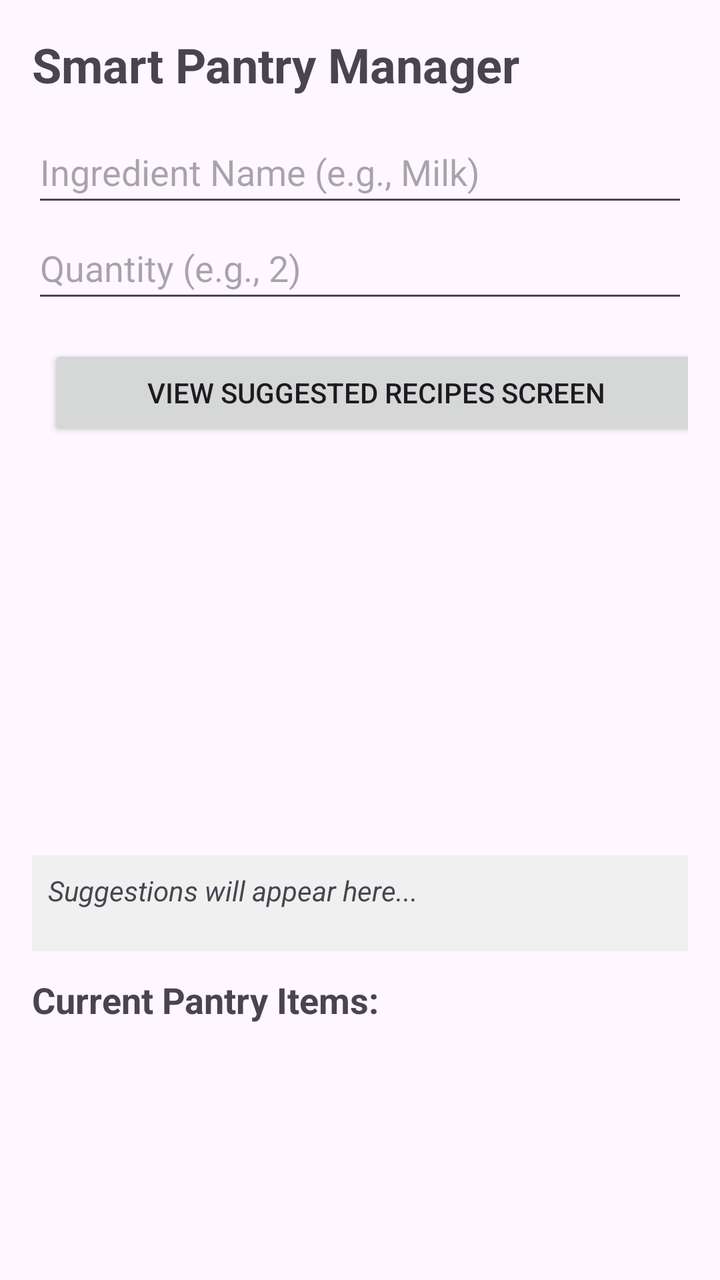
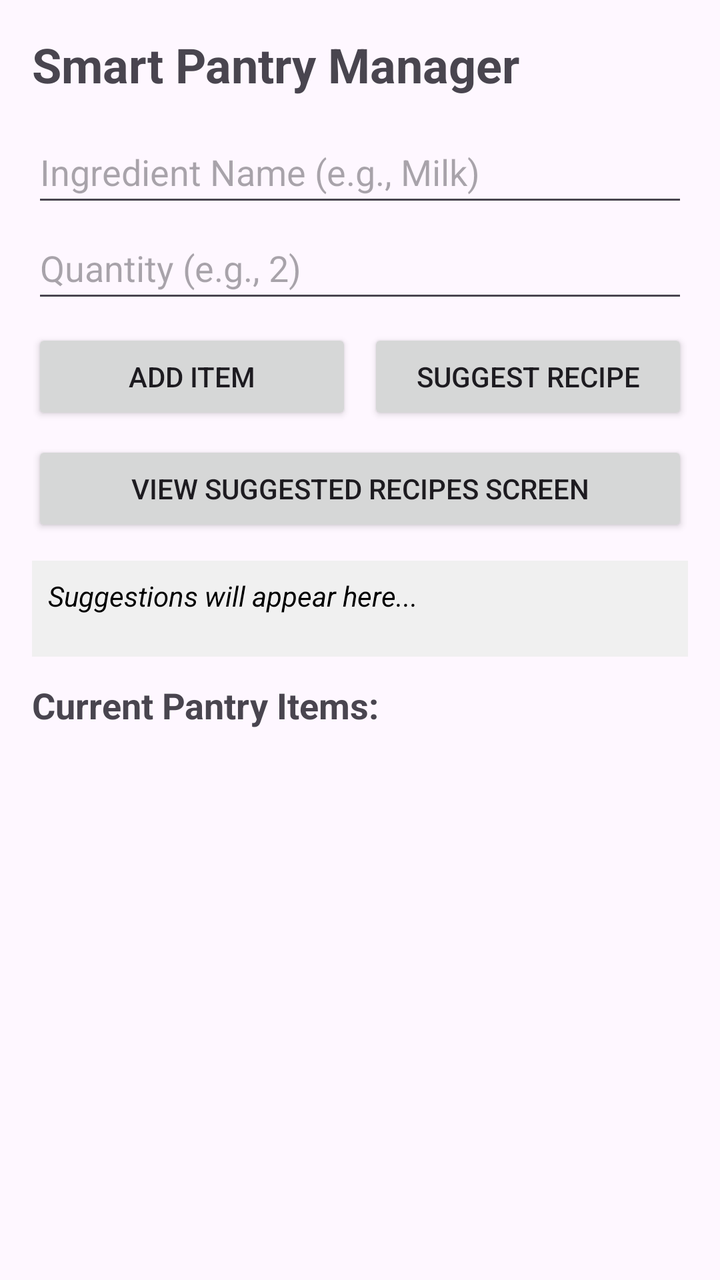

An Android layout rendered at two revisions. The XML below is the earlier revision; the diff shows what the commit changed to produce the second picture.
<!-- AndroidManifest.xml: application theme Theme.MyApplication -->
<!-- res/layout/activity_main.xml -->
<?xml version="1.0" encoding="utf-8"?>
<LinearLayout xmlns:android="http://schemas.android.com/apk/res/android"
    xmlns:tools="http://schemas.android.com/tools"
    android:layout_width="match_parent"
    android:layout_height="match_parent"
    android:orientation="vertical"
    android:padding="16dp"
    tools:ignore="HardcodedText,Autofill,ButtonStyle">

    <TextView
        android:layout_width="wrap_content"
        android:layout_height="wrap_content"
        android:text="Smart Pantry Manager"
        android:textSize="24sp"
        android:textStyle="bold"
        android:layout_marginBottom="12dp" />

    <EditText
        android:id="@+id/etIngredientName"
        android:layout_width="match_parent"
        android:layout_height="wrap_content"
        android:minHeight="48dp"
        android:hint="Ingredient Name (e.g., Milk)"
        android:inputType="text" />

    <EditText
        android:id="@+id/etQuantity"
        android:layout_width="match_parent"
        android:layout_height="wrap_content"
        android:minHeight="48dp"
        android:hint="Quantity (e.g., 2)"
        android:inputType="number"
        android:layout_marginBottom="8dp" />

    <LinearLayout
        android:layout_width="match_parent"
        android:layout_height="wrap_content"
        android:orientation="horizontal"
        android:layout_marginBottom="12dp">

        <Button
            android:id="@+id/btnAdd"
            android:layout_width="0dp"
            android:layout_height="wrap_content"
            android:minHeight="48dp"
            android:layout_weight="1"
            android:layout_marginEnd="4dp"
            android:text="Add Item" />

        <Button
            android:id="@+id/btnSuggestRecipe"
            android:layout_width="0dp"
            android:layout_height="wrap_content"
            android:minHeight="48dp"
            android:layout_weight="1"
            android:layout_marginStart="4dp"
            android:text="Suggest Recipe" />
        <Button
            android:id="@+id/btnSuggestedRecipes"
            android:layout_width="match_parent"
            android:layout_height="wrap_content"
            android:text="View Suggested Recipes Screen"
            android:layout_marginTop="8dp" />
    </LinearLayout>

    <TextView
        android:id="@+id/tvRecipeSuggestion"
        android:layout_width="match_parent"
        android:layout_height="wrap_content"
        android:minHeight="48dp"
        android:text="Suggestions will appear here..."
        android:textSize="14sp"
        android:textStyle="italic"
        android:padding="8dp"
        android:background="#F0F0F0"
        android:layout_marginBottom="12dp" />

    <TextView
        android:layout_width="wrap_content"
        android:layout_height="wrap_content"
        android:text="Current Pantry Items:"
        android:textSize="18sp"
        android:textStyle="bold"
        android:layout_marginBottom="8dp" />

    <ListView
        android:id="@+id/lvPantry"
        android:layout_width="match_parent"
        android:layout_height="0dp"
        android:layout_weight="1" />

</LinearLayout>
<!-- resources referenced by this layout -->
<resources>
  <style name="Theme.MyApplication" parent="Base.Theme.MyApplication" />
  <style name="Base.Theme.MyApplication" parent="Theme.Material3.DayNight.NoActionBar">
          
          
      </style>
</resources>

<!-- the commit's change to res/layout/activity_main.xml (unified diff, before → after) -->
@@ -1,92 +1,102 @@
 <?xml version="1.0" encoding="utf-8"?>
-<LinearLayout xmlns:android="http://schemas.android.com/apk/res/android"
+<ScrollView xmlns:android="http://schemas.android.com/apk/res/android"
     xmlns:tools="http://schemas.android.com/tools"
     android:layout_width="match_parent"
     android:layout_height="match_parent"
-    android:orientation="vertical"
-    android:padding="16dp"
-    tools:ignore="HardcodedText,Autofill,ButtonStyle">
-
-    <TextView
-        android:layout_width="wrap_content"
-        android:layout_height="wrap_content"
-        android:text="Smart Pantry Manager"
-        android:textSize="24sp"
-        android:textStyle="bold"
-        android:layout_marginBottom="12dp" />
-
-    <EditText
-        android:id="@+id/etIngredientName"
-        android:layout_width="match_parent"
-        android:layout_height="wrap_content"
-        android:minHeight="48dp"
-        android:hint="Ingredient Name (e.g., Milk)"
-        android:inputType="text" />
-
-    <EditText
-        android:id="@+id/etQuantity"
-        android:layout_width="match_parent"
-        android:layout_height="wrap_content"
-        android:minHeight="48dp"
-        android:hint="Quantity (e.g., 2)"
-        android:inputType="number"
-        android:layout_marginBottom="8dp" />
+    android:fillViewport="true">
 
     <LinearLayout
         android:layout_width="match_parent"
         android:layout_height="wrap_content"
-        android:orientation="horizontal"
-        android:layout_marginBottom="12dp">
+        android:orientation="vertical"
+        android:padding="16dp"
+        tools:ignore="HardcodedText,Autofill,ButtonStyle">
 
-        <Button
-            android:id="@+id/btnAdd"
-            android:layout_width="0dp"
+        <TextView
+            android:layout_width="wrap_content"
+            android:layout_height="wrap_content"
+            android:text="Smart Pantry Manager"
+            android:textSize="24sp"
+            android:textStyle="bold"
+            android:layout_marginBottom="12dp" />
+
+        <EditText
+            android:id="@+id/etIngredientName"
+            android:layout_width="match_parent"
             android:layout_height="wrap_content"
             android:minHeight="48dp"
-            android:layout_weight="1"
-            android:layout_marginEnd="4dp"
-            android:text="Add Item" />
+            android:hint="Ingredient Name (e.g., Milk)"
+            android:inputType="text" />
 
-        <Button
-            android:id="@+id/btnSuggestRecipe"
-            android:layout_width="0dp"
+        <EditText
+            android:id="@+id/etQuantity"
+            android:layout_width="match_parent"
             android:layout_height="wrap_content"
             android:minHeight="48dp"
-            android:layout_weight="1"
-            android:layout_marginStart="4dp"
-            android:text="Suggest Recipe" />
+            android:hint="Quantity (e.g., 2)"
+            android:inputType="number"
+            android:layout_marginBottom="8dp" />
+
+        
+        <LinearLayout
+            android:layout_width="match_parent"
+            android:layout_height="wrap_content"
+            android:orientation="horizontal"
+            android:layout_marginBottom="8dp">
+
+            <Button
+                android:id="@+id/btnAdd"
+                android:layout_width="0dp"
+                android:layout_height="wrap_content"
+                android:minHeight="48dp"
+                android:layout_weight="1"
+                android:layout_marginEnd="4dp"
+                android:text="Add Item" />
+
+            <Button
+                android:id="@+id/btnSuggestRecipe"
+                android:layout_width="0dp"
+                android:layout_height="wrap_content"
+                android:minHeight="48dp"
+                android:layout_weight="1"
+                android:layout_marginStart="4dp"
+                android:text="Suggest Recipe" />
+        </LinearLayout>
+
+        
         <Button
             android:id="@+id/btnSuggestedRecipes"
             android:layout_width="match_parent"
             android:layout_height="wrap_content"
+            android:minHeight="48dp"
             android:text="View Suggested Recipes Screen"
-            android:layout_marginTop="8dp" />
+            android:layout_marginBottom="12dp" />
+
+        <TextView
+            android:id="@+id/tvRecipeSuggestion"
+            android:layout_width="match_parent"
+            android:layout_height="wrap_content"
+            android:minHeight="48dp"
+            android:text="Suggestions will appear here..."
+            android:textSize="14sp"
+            android:textStyle="italic"
+            android:textColor="#000000"
+            android:padding="8dp"
+            android:background="#F0F0F0"
+            android:layout_marginBottom="12dp" />
+
+        <TextView
+            android:layout_width="wrap_content"
+            android:layout_height="wrap_content"
+            android:text="Current Pantry Items:"
+            android:textSize="18sp"
+            android:textStyle="bold"
+            android:layout_marginBottom="8dp" />
+
+        <ListView
+            android:id="@+id/lvPantry"
+            android:layout_width="match_parent"
+            android:layout_height="250dp" />
+
     </LinearLayout>
-
-    <TextView
-        android:id="@+id/tvRecipeSuggestion"
-        android:layout_width="match_parent"
-        android:layout_height="wrap_content"
-        android:minHeight="48dp"
-        android:text="Suggestions will appear here..."
-        android:textSize="14sp"
-        android:textStyle="italic"
-        android:padding="8dp"
-        android:background="#F0F0F0"
-        android:layout_marginBottom="12dp" />
-
-    <TextView
-        android:layout_width="wrap_content"
-        android:layout_height="wrap_content"
-        android:text="Current Pantry Items:"
-        android:textSize="18sp"
-        android:textStyle="bold"
-        android:layout_marginBottom="8dp" />
-
-    <ListView
-        android:id="@+id/lvPantry"
-        android:layout_width="match_parent"
-        android:layout_height="0dp"
-        android:layout_weight="1" />
-
-</LinearLayout>
+</ScrollView>
